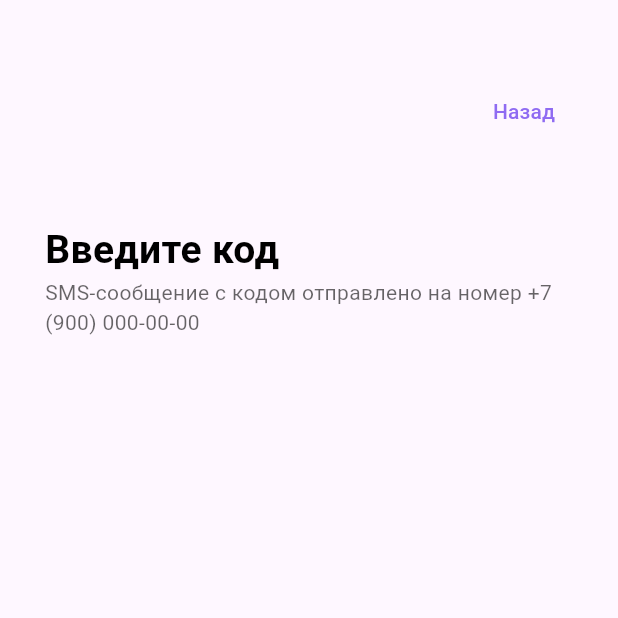
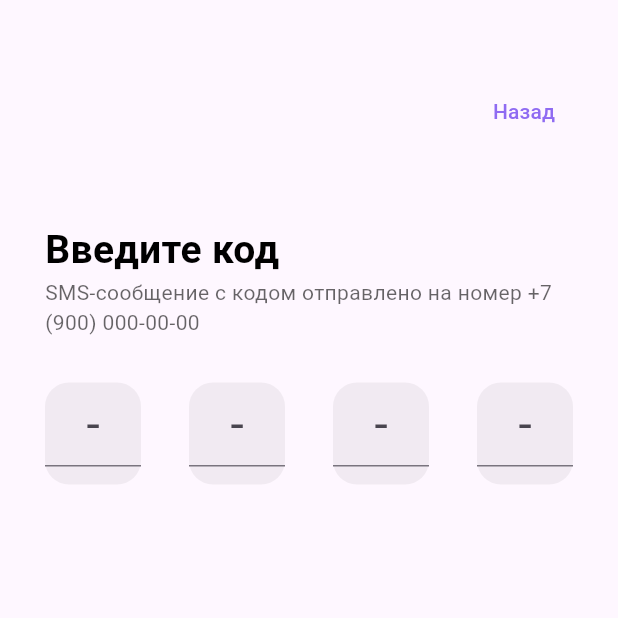
Before and after one commit to dudeel/OnlineShop, a Flutter app: the screen it shows after launch, on a phone screen of 412 x 824 dp, the top half of it. Run offline on Flutter 3.47's test engine with Material 2 defaults, Android fonts, the phone set to English and light mode, and no system bars.

Commit message:
update OTP page, add PinCard

```diff
--- a/lib/features/otp_confirm_page/otp_confirm_page.dart
+++ b/lib/features/otp_confirm_page/otp_confirm_page.dart
@@ -1 +1,2 @@
 export 'view/view.dart';
+export 'widgets/widgets.dart';
--- a/lib/features/otp_confirm_page/view/otp_confirm_page.dart
+++ b/lib/features/otp_confirm_page/view/otp_confirm_page.dart
@@ -1,10 +1,14 @@
 import 'package:flutter/material.dart';
 import 'package:online_shop/core/ui/widgets/widgets.dart';
+import 'package:online_shop/features/otp_confirm_page/widgets/widgets.dart';
 
 class OTPConfirmPage extends StatelessWidget {
-  const OTPConfirmPage({super.key});
+  const OTPConfirmPage({
+    Key? key,
+    required this.phoneNumber,
+  }) : super(key: key);
 
-  final String phoneNumber = '+7 (900) 000-00-00';
+  final String phoneNumber;
 
   @override
   Widget build(BuildContext context) {
@@ -40,6 +44,16 @@ class OTPConfirmPage extends StatelessWidget {
                 header: 'Введите код',
                 body: 'SMS-сообщение с кодом отправлено на номер $phoneNumber',
               ),
+              const SizedBox(height: 30),
+              const Row(
+                mainAxisAlignment: MainAxisAlignment.spaceBetween,
+                children: [
+                  PinCard(index: 0),
+                  PinCard(index: 1),
+                  PinCard(index: 2),
+                  PinCard(index: 3),
+                ],
+              ),
             ],
           ),
         ),
--- /dev/null
+++ b/lib/features/otp_confirm_page/widgets/pin_card.dart
@@ -0,0 +1,44 @@
+import 'package:flutter/material.dart';
+import 'package:flutter/services.dart';
+
+class PinCard extends StatelessWidget {
+  const PinCard({
+    Key? key,
+    required this.index,
+  }) : super(key: key);
+
+  final int index;
+
+  @override
+  Widget build(BuildContext context) {
+    final theme = Theme.of(context);
+    return SizedBox(
+      height: 68,
+      width: 64,
+      child: Container(
+        decoration: BoxDecoration(
+          color: theme.hintColor.withOpacity(0.05),
+          borderRadius: BorderRadius.circular(16),
+        ),
+        child: TextFormField(
+          textAlign: TextAlign.center,
+          onChanged: (value) {
+            if (value.length == 1) {
+              FocusScope.of(context).nextFocus();
+            } else {
+              FocusScope.of(context).previousFocus();
+            }
+          },
+          onSaved: (pin1) {},
+          decoration: const InputDecoration(hintText: "-"),
+          style: theme.textTheme.headlineLarge,
+          keyboardType: TextInputType.number,
+          inputFormatters: [
+            LengthLimitingTextInputFormatter(1),
+            FilteringTextInputFormatter.digitsOnly,
+          ],
+        ),
+      ),
+    );
+  }
+}
--- /dev/null
+++ b/lib/features/otp_confirm_page/widgets/widgets.dart
@@ -0,0 +1 @@
+export 'pin_card.dart';
--- a/lib/main.dart
+++ b/lib/main.dart
@@ -14,7 +14,9 @@ class OnlineShop extends StatelessWidget {
     return MaterialApp(
       title: 'OnlineShop',
       theme: themeData,
-      home: const OTPConfirmPage(),
+      home: const OTPConfirmPage(
+        phoneNumber: '+7 (900) 000-00-00',
+      ),
     );
   }
 }
```
